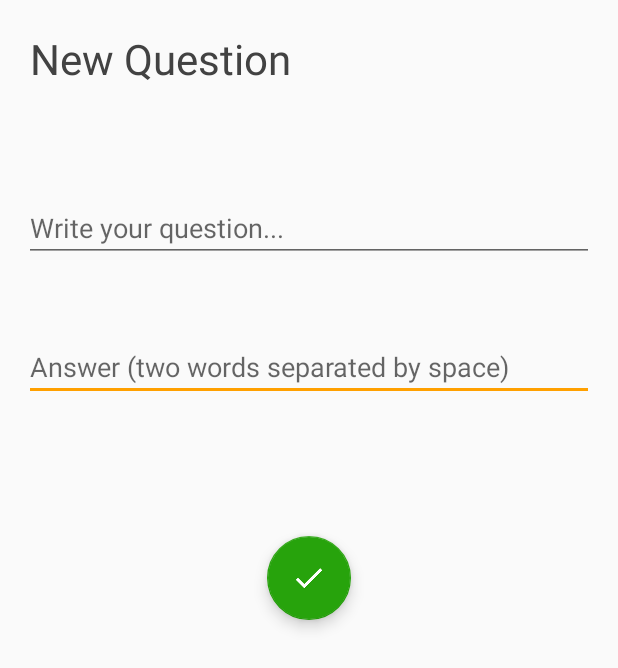
After one commit to cbonoz/quotify, an Android app: the layout activity_new_question.xml on its own in the app's theme, with its tools: preview values and no code run, on a phone screen of 412 x 824 dp. The commit adds this screen. Shown: the top 668 px of the screen. Run offline under Robolectric (Android 15) with nearby library versions, the phone set to English and light mode, and no system bars.

Commit message:
Add NewQuestionActivity

```diff
--- /dev/null
+++ b/app/src/main/res/layout/activity_new_question.xml
@@ -0,0 +1,57 @@
+<?xml version="1.0" encoding="utf-8"?>
+<RelativeLayout xmlns:android="http://schemas.android.com/apk/res/android"
+    xmlns:app="http://schemas.android.com/apk/res-auto"
+    xmlns:tools="http://schemas.android.com/tools"
+    android:layout_width="match_parent"
+    android:layout_height="match_parent"
+    tools:context="com.quotify.www.quotify.NewPostActivity">
+
+    <TextView
+        android:text="New Question"
+        android:textSize="28sp"
+        android:layout_margin="20dp"
+        android:textColor="@color/cardview_dark_background"
+        android:layout_width="wrap_content"
+        android:layout_height="wrap_content"
+        android:id="@+id/textView"
+        />
+
+    <EditText
+        android:id="@+id/field_answer"
+        android:layout_width="match_parent"
+        android:layout_height="wrap_content"
+        android:layout_marginLeft="16dp"
+        android:layout_marginRight="16dp"
+        android:hint="Answer (two words separated by space)"
+        android:maxLines="1"
+        android:layout_marginTop="47dp"
+        android:layout_below="@+id/field_body"
+        android:layout_alignParentStart="true" />
+
+    <EditText
+        android:id="@+id/field_body"
+        android:layout_width="match_parent"
+        android:layout_height="wrap_content"
+        android:layout_marginLeft="16dp"
+        android:layout_marginRight="16dp"
+        android:hint="Write your question..."
+        android:inputType="textMultiLine"
+        android:maxLines="10"
+        android:scrollHorizontally="false"
+        android:layout_marginTop="51dp"
+        android:layout_below="@+id/textView"
+        android:layout_alignParentStart="true" />
+
+    <android.support.design.widget.FloatingActionButton
+        android:id="@+id/fab_submit_question"
+        android:layout_width="wrap_content"
+        android:layout_height="wrap_content"
+        android:src="@drawable/ic_navigation_check_24"
+        android:layout_marginLeft="16dp"
+        android:layout_marginRight="16dp"
+        android:layout_marginTop="90dp"
+        android:layout_below="@+id/field_answer"
+        android:layout_centerHorizontal="true"
+        app:backgroundTint="?attr/colorSuccess" />
+
+</RelativeLayout>
--- a/app/src/main/res/values/colors.xml
+++ b/app/src/main/res/values/colors.xml
@@ -4,6 +4,8 @@
     <color name="colorPrimaryDark">#0288D1</color>
     <color name="colorAccent">#FFA000</color>
 
+    <color name="colorSuccess">#27a30c</color>
+
     <color name="primary_text">#212121</color>
     <color name="secondary_text">#727272</color>
     <color name="icons">#212121</color>
--- a/app/src/main/res/values/styles.xml
+++ b/app/src/main/res/values/styles.xml
@@ -4,8 +4,13 @@
     <style name="AppTheme" parent="Theme.AppCompat.Light.DarkActionBar">
         <!-- Customize your theme here. -->
         <item name="colorPrimary">@color/colorPrimary</item>
+        <item name="colorSuccess">@color/colorSuccess</item>
         <item name="colorPrimaryDark">@color/colorPrimaryDark</item>
         <item name="colorAccent">@color/colorAccent</item>
+
+        <!--Remove action bar -->
+        <item name="windowActionBar">false</item>
+        <item name="windowNoTitle">true</item>
     </style>
     <style name="AppTheme.NoActionBar">
         <item name="windowActionBar">false</item>
```
Also changed, not shown: app/src/main/java/com/quotify/www/quotify/NewQuestionActivity.java (+28 -22 lines), app/src/main/java/com/quotify/www/quotify/viewholder/QuestionViewHolder.java (added, +38 -0 lines).
